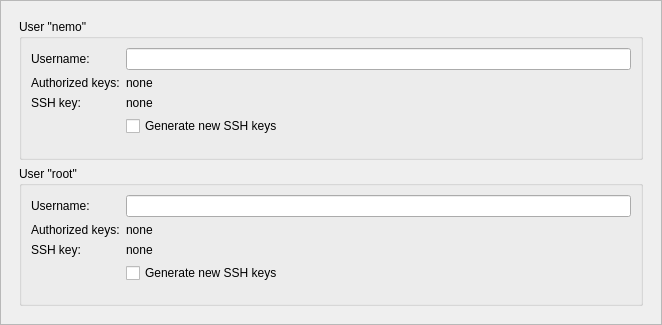
Above: src/plugins/mer/meremulatordevicewizardsshpage.ui from sailfishos/sailfish-qtcreator before the change. Below: the same form after it.
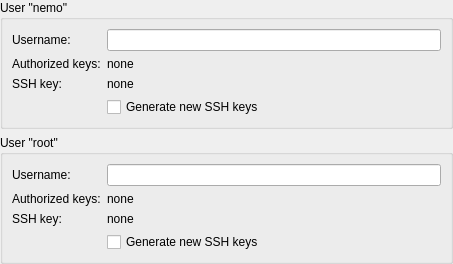
That is the form after the change.

What changed in the file:
```diff
--- a/src/plugins/mer/meremulatordevicewizardsshpage.ui
+++ b/src/plugins/mer/meremulatordevicewizardsshpage.ui
@@ -6,35 +6,26 @@
    <rect>
     <x>0</x>
     <y>0</y>
-    <width>662</width>
-    <height>325</height>
+    <width>453</width>
+    <height>264</height>
    </rect>
   </property>
   <property name="windowTitle">
    <string>Form</string>
   </property>
-  <layout class="QGridLayout" name="gridLayout">
-   <property name="margin">
-    <number>0</number>
-   </property>
-   <item row="0" column="0">
-    <widget class="QScrollArea" name="scrollArea">
-     <property name="widgetResizable">
-      <bool>true</bool>
-     </property>
-     <widget class="QWidget" name="scrollAreaWidgetContents">
-      <property name="geometry">
-       <rect>
-        <x>0</x>
-        <y>0</y>
-        <width>656</width>
-        <height>319</height>
-       </rect>
-      </property>
-      <layout class="QGridLayout" name="gridLayout_2">
-       <item row="0" column="0">
-        <widget class="QWidget" name="widget" native="true">
          <layout class="QVBoxLayout" name="verticalLayout">
+   <property name="leftMargin">
+    <number>0</number>
+   </property>
+   <property name="topMargin">
+    <number>0</number>
+   </property>
+   <property name="rightMargin">
+    <number>0</number>
+   </property>
+   <property name="bottomMargin">
+    <number>0</number>
+   </property>
           <item>
            <widget class="QGroupBox" name="userGroupBox">
             <property name="title">
@@ -54,35 +45,47 @@
              <item row="0" column="1">
               <widget class="QLineEdit" name="userLineEdit"/>
              </item>
-             <item row="4" column="0">
+      <item row="1" column="0">
+       <widget class="QLabel" name="userAuthorizedFolderLabel">
+        <property name="text">
+         <string>Authorized keys:</string>
+        </property>
+       </widget>
+      </item>
+      <item row="1" column="1">
+       <widget class="QLabel" name="userAuthorizedFolderLabelEdit">
+        <property name="text">
+         <string>none</string>
+        </property>
+        <property name="wordWrap">
+         <bool>true</bool>
+        </property>
+        <property name="textInteractionFlags">
+         <set>Qt::LinksAccessibleByMouse|Qt::TextSelectableByKeyboard|Qt::TextSelectableByMouse</set>
+        </property>
+       </widget>
+      </item>
+      <item row="2" column="0">
               <widget class="QLabel" name="userSshKeyLabel">
                <property name="text">
                 <string>SSH key:</string>
                </property>
               </widget>
              </item>
-             <item row="4" column="1">
+      <item row="2" column="1">
               <widget class="QLabel" name="userSshKeyLabelEdit">
                <property name="text">
                 <string>none</string>
                </property>
-              </widget>
-             </item>
-             <item row="1" column="1">
-              <widget class="QLabel" name="userAuthorizedFolderLabelEdit">
-               <property name="text">
-                <string>none</string>
-               </property>
-              </widget>
-             </item>
-             <item row="1" column="0">
-              <widget class="QLabel" name="userAuthorizedFolderLabel">
-               <property name="text">
-                <string>Authorized keys:</string>
+        <property name="wordWrap">
+         <bool>true</bool>
+        </property>
+        <property name="textInteractionFlags">
+         <set>Qt::LinksAccessibleByMouse|Qt::TextSelectableByKeyboard|Qt::TextSelectableByMouse</set>
                </property>
               </widget>
              </item>
-             <item row="5" column="1">
+      <item row="3" column="1">
               <widget class="QCheckBox" name="userSshCheckBox">
                <property name="text">
                 <string>Generate new SSH keys</string>
@@ -114,35 +117,47 @@
              <item row="0" column="1">
               <widget class="QLineEdit" name="rootLineEdit"/>
              </item>
-             <item row="4" column="0">
+      <item row="1" column="0">
+       <widget class="QLabel" name="rootAuthorizedFolderLabel">
+        <property name="text">
+         <string>Authorized keys:</string>
+        </property>
+       </widget>
+      </item>
+      <item row="1" column="1">
+       <widget class="QLabel" name="rootAuthorizedFolderLabelEdit">
+        <property name="text">
+         <string>none</string>
+        </property>
+        <property name="wordWrap">
+         <bool>true</bool>
+        </property>
+        <property name="textInteractionFlags">
+         <set>Qt::LinksAccessibleByMouse|Qt::TextSelectableByKeyboard|Qt::TextSelectableByMouse</set>
+        </property>
+       </widget>
+      </item>
+      <item row="2" column="0">
               <widget class="QLabel" name="rootSshKeyLabel">
                <property name="text">
                 <string>SSH key:</string>
                </property>
               </widget>
              </item>
-             <item row="4" column="1">
+      <item row="2" column="1">
               <widget class="QLabel" name="rootSshKeyLabelEdit">
                <property name="text">
                 <string>none</string>
                </property>
-              </widget>
-             </item>
-             <item row="1" column="1">
-              <widget class="QLabel" name="rootAuthorizedFolderLabelEdit">
-               <property name="text">
-                <string>none</string>
-               </property>
-              </widget>
-             </item>
-             <item row="1" column="0">
-              <widget class="QLabel" name="rootAuthorizedFolderLabel">
-               <property name="text">
-                <string>Authorized keys:</string>
+        <property name="wordWrap">
+         <bool>true</bool>
+        </property>
+        <property name="textInteractionFlags">
+         <set>Qt::LinksAccessibleByMouse|Qt::TextSelectableByKeyboard|Qt::TextSelectableByMouse</set>
                </property>
               </widget>
              </item>
-             <item row="5" column="1">
+      <item row="3" column="1">
               <widget class="QCheckBox" name="rootSshCheckBox">
                <property name="text">
                 <string>Generate new SSH keys</string>
@@ -153,13 +168,6 @@
               </widget>
              </item>
             </layout>
-           </widget>
-          </item>
-         </layout>
-        </widget>
-       </item>
-      </layout>
-     </widget>
     </widget>
    </item>
   </layout>
```
Lines whose indentation alone changed are shown as unchanged.
